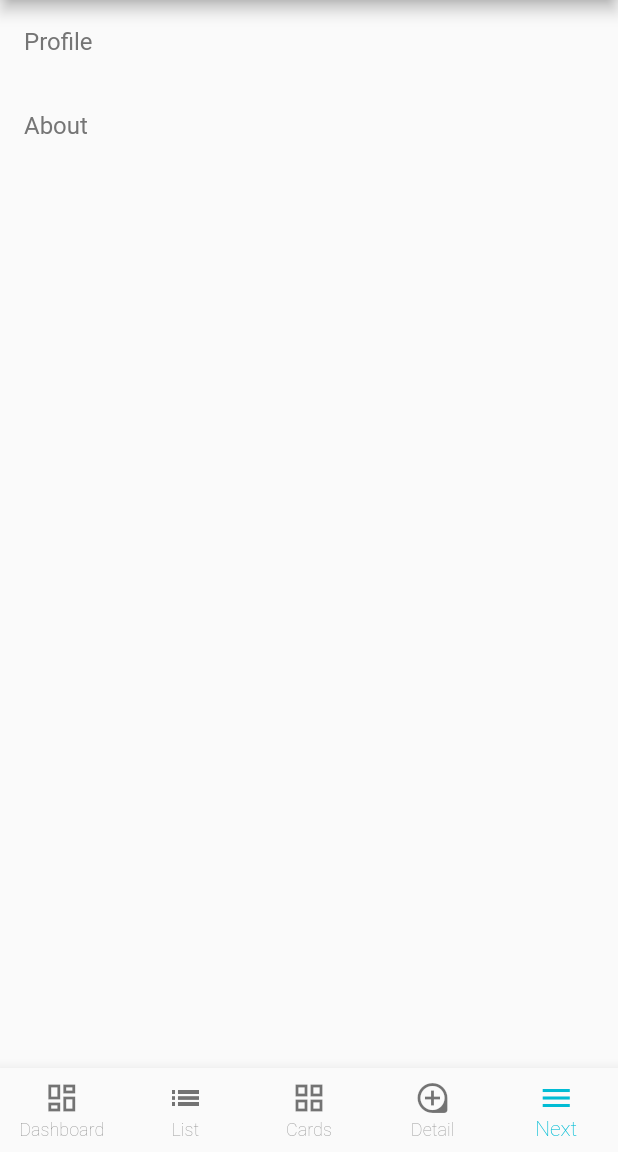
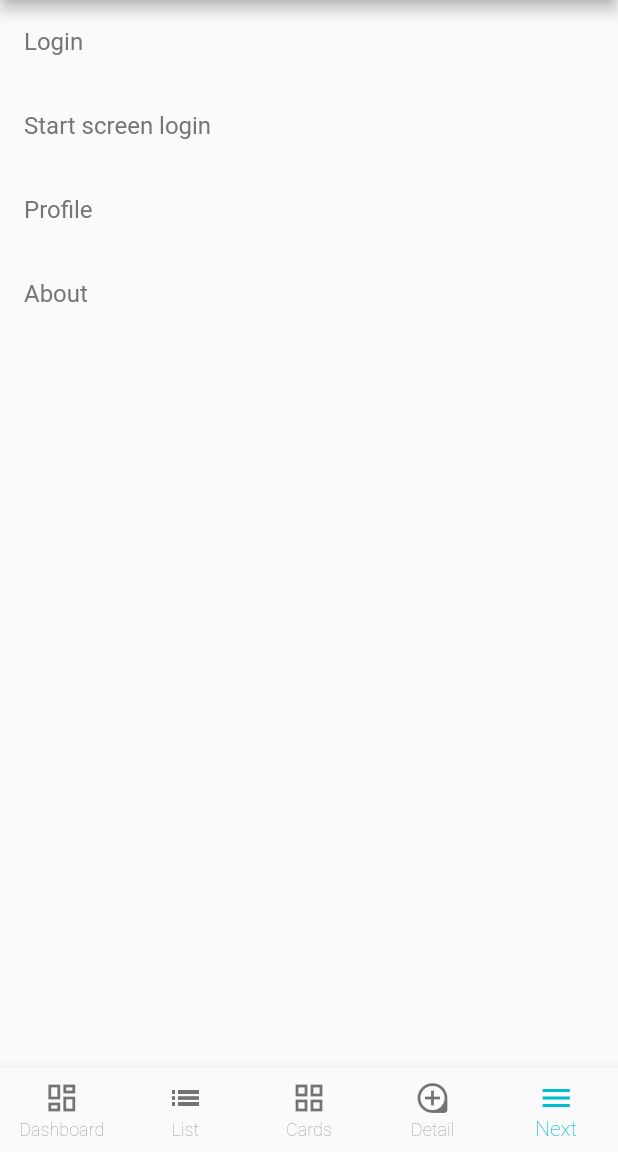
Before and after one commit to tom-novak/flutter-common-widgets, a Flutter app: the screen it shows after launch, item 5 of the bottom bar chosen, on a phone screen of 412 x 824 dp, the part 84-1236 px from its top. Run offline on Flutter 3.47's test engine with Material 2 defaults, Android fonts, the phone set to English and light mode, and no system bars; our stand-ins replace flutter_conditional_rendering, shimmer.

Commit message:
Common login; Dark background image theme added

```diff
--- a/lib/src/preview/export.dart
+++ b/lib/src/preview/export.dart
@@ -3,6 +3,8 @@ export 'preview_cards_page.dart';
 export 'preview_dashboard_page.dart';
 export 'preview_detail_page.dart';
 export 'preview_list_page.dart';
+export 'preview_login.dart';
 export 'preview_main_screen.dart';
 export 'preview_menu_page.dart';
 export 'preview_profile_page.dart';
+export 'preview_start_login.dart';
--- a/lib/src/preview/preview_menu_page.dart
+++ b/lib/src/preview/preview_menu_page.dart
@@ -4,6 +4,14 @@ import 'package:flutter_common_widgets/src/screen/menu_page.dart';
 
 class PreviewMenuPage extends StatelessWidget {
   final menuItems = <String, CommonItem>{
+    'login': CommonItem(
+      icon: const Icon(Icons.login),
+      title: 'Login',
+    ),
+    'start_login': CommonItem(
+      icon: const Icon(Icons.login),
+      title: 'Start screen login',
+    ),
     'profile': CommonItem(
       icon: const Icon(Icons.info),
       title: 'Profile',
@@ -46,6 +54,26 @@ class PreviewMenuPage extends StatelessWidget {
             ),
             applicationLegalese: 'MIT License',
           );
+        } else if (item == menuItems['login']) {
+          Navigator.of(context).push(
+            MaterialPageRoute(
+              builder: (context) {
+                return PreviewLogin(onSubmit: (value) {
+                  Navigator.of(context).pop();
+                },);
+              },
+            ),
+          );
+        } else if (item == menuItems['start_login']) {
+          Navigator.of(context).push(
+            MaterialPageRoute(
+              builder: (context) {
+                return PreviewStartLogin(onSubmit: (value) {
+                  Navigator.of(context).pop();
+                },);
+              },
+            ),
+          );
         }
       },
     );
--- /dev/null
+++ b/lib/src/theme/common.dart
@@ -0,0 +1,4 @@
+part of 'theme.dart';
+
+var _platform = TargetPlatform.iOS;
+var _typography = Typography.material2018(platform: _platform);
--- a/lib/src/theme/default_light_1.dart
+++ b/lib/src/theme/default_light_1.dart
@@ -1,30 +1,26 @@
 part of 'theme.dart';
 
-// ---- Common ----
-var _platform = TargetPlatform.iOS;
-var _typography = Typography.material2018(platform: _platform);
-
 // ---- Light Theme ----
-var _primaryColor = Colors.cyan;
-var _accentColor = Colors.amber;
-var _textColor = Colors.grey[600];
+var _defaultLight1PrimaryColor = Colors.cyan;
+var _defaultLight1AccentColor = Colors.amber;
+var _defaultLIght1TextColor = Colors.grey[600];
 
 var _defaultLight1 = ThemeData(
   colorScheme: ColorScheme.light(
-    primary: _primaryColor,
-    secondary: _accentColor,
+    primary: _defaultLight1PrimaryColor,
+    secondary: _defaultLight1AccentColor,
   ),
   textTheme: _typography.black.copyWith(
     headline1: _typography.black.headline1?.copyWith(
-      color: _accentColor,
+      color: _defaultLight1AccentColor,
       fontSize: 48,
     ),
     headline2: _typography.black.headline2?.copyWith(
-      color: _accentColor,
+      color: _defaultLight1AccentColor,
       fontSize: 24,
     ),
     headline3: _typography.black.headline3?.copyWith(
-      color: _textColor,
+      color: _defaultLIght1TextColor,
       fontSize: 24,
       fontWeight: FontWeight.w500,
     ),
@@ -33,12 +29,12 @@ var _defaultLight1 = ThemeData(
       fontWeight: FontWeight.w300,
     ),
     headline5: _typography.white.headline5?.copyWith(
-      color: _textColor,
+      color: _defaultLIght1TextColor,
       fontSize: 16,
       fontWeight: FontWeight.bold,
     ),
     bodyText1: _typography.black.bodyText1?.copyWith(
-      color: _textColor,
+      color: _defaultLIght1TextColor,
       fontWeight: FontWeight.w300,
       height: 1.75,
     ),
@@ -46,18 +42,18 @@ var _defaultLight1 = ThemeData(
       fontWeight: FontWeight.w200,
     ),
     subtitle1: _typography.black.subtitle1?.copyWith(
-      color: _textColor,
+      color: _defaultLIght1TextColor,
     ),
   ),
   textButtonTheme: TextButtonThemeData(
     style: TextButton.styleFrom(
-      primary: _accentColor,
+      primary: _defaultLight1AccentColor,
       minimumSize: const Size(48, 48),
     ),
   ),
   elevatedButtonTheme: ElevatedButtonThemeData(
     style: ElevatedButton.styleFrom(
-      primary: _accentColor,
+      primary: _defaultLight1PrimaryColor,
       minimumSize: const Size(48, 48),
     ),
   ),
@@ -65,4 +61,14 @@ var _defaultLight1 = ThemeData(
     color: Colors.grey[300],
     space: 1.0,
   ),
+  inputDecorationTheme: InputDecorationTheme(
+    labelStyle: _typography.white.headline5?.copyWith(
+      color: _defaultLIght1TextColor,
+      fontSize: 16.0,
+    ),
+    hintStyle: _typography.white.headline5?.copyWith(
+      color: Colors.grey[400],
+      fontSize: 16.0,
+    ),
+  ),
 );
--- a/lib/src/theme/theme.dart
+++ b/lib/src/theme/theme.dart
@@ -1,9 +1,20 @@
 import 'package:flutter/material.dart';
+import 'package:flutter/services.dart';
+
+part 'common.dart';
 
 part 'default_light_1.dart';
 
-extension AppTheme on ThemeData {
+part 'dark_background_image.dart';
+
+class AppTheme {
   static ThemeData defaultLight() {
     return _defaultLight1;
   }
+
+  static ThemeData darkBackgroundImage(
+    BuildContext context,
+  ) {
+    return _darkBackgroundImage(context);
+  }
 }
--- a/lib/src/widget/export.dart
+++ b/lib/src/widget/export.dart
@@ -2,6 +2,8 @@ export 'common_card.dart';
 export 'common_error_page.dart';
 export 'common_list_page.dart';
 export 'common_list_tile.dart';
+export 'common_login.dart';
+export 'dark_background_image_decoration.dart';
 export 'labeled_section.dart';
 export 'loading_list.dart';
 export 'search_form.dart';
```
Also changed, not shown: lib/src/preview/preview_login.dart (added, +38 -0 lines), lib/src/preview/preview_start_login.dart (added, +41 -0 lines), lib/src/theme/dark_background_image.dart (added, +37 -0 lines), lib/src/widget/common_login.dart (added, +109 -0 lines), lib/src/widget/dark_background_image_decoration.dart (added, +21 -0 lines).
